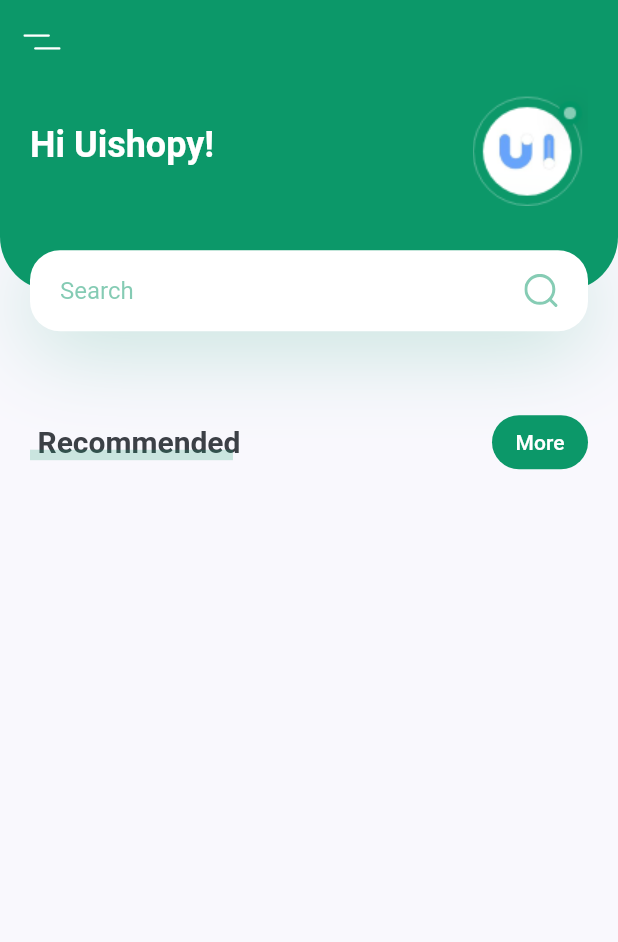
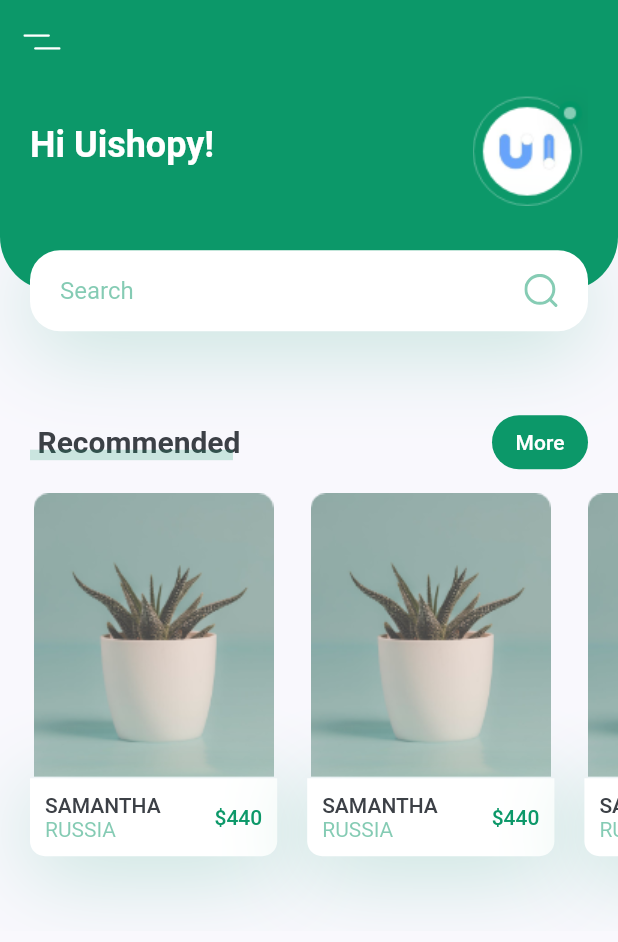
Before and after one commit to CrossLeaf/plant_flutter_app, a Flutter app: the screen it shows after launch, on a phone screen of 412 x 824 dp. Shown: the top 942 px of the screen. Run offline on Flutter 3.47's test engine with Material 2 defaults, Android fonts, the phone set to English and light mode, and no system bars; our stand-ins replace flutter_svg.

Commit message:
add: recommend plants

```diff
--- a/lib/screen/home/components/body.dart
+++ b/lib/screen/home/components/body.dart
@@ -1,6 +1,7 @@
 import 'package:flutter/material.dart';
 
 import 'header_with_searchbox.dart';
+import 'recommend_plants.dart';
 import 'title_with_more_btn.dart';
 
 class Body extends StatelessWidget {
@@ -15,6 +16,7 @@ class Body extends StatelessWidget {
         children: [
           HeaderWithSearchBox(size: size),
           TitleWithMoreBtn(title: "Recommended", press: () {}),
+          RecommendPlants(),
         ],
       ),
     );
--- /dev/null
+++ b/lib/screen/home/components/recommend_plants.dart
@@ -0,0 +1,121 @@
+import 'package:flutter/material.dart';
+
+import '../../../constants.dart';
+
+class RecommendPlants extends StatelessWidget {
+  const RecommendPlants({
+    Key key,
+  }) : super(key: key);
+
+  @override
+  Widget build(BuildContext context) {
+    return SingleChildScrollView(
+      scrollDirection:  Axis.horizontal,
+      child: Row(
+        children: [
+          RecommendPlantCard(
+            image: "assets/images/image_1.png",
+            title: "Samantha",
+            country: "Russia",
+            price: 440,
+            press: (){},
+          ),
+          RecommendPlantCard(
+            image: "assets/images/image_1.png",
+            title: "Samantha",
+            country: "Russia",
+            price: 440,
+            press: (){},
+          ),
+          RecommendPlantCard(
+            image: "assets/images/image_1.png",
+            title: "Samantha",
+            country: "Russia",
+            price: 440,
+            press: (){},
+          )
+        ],
+      ),
+    );
+  }
+}
+
+class RecommendPlantCard extends StatelessWidget {
+  const RecommendPlantCard({
+    Key key,
+    this.image,
+    this.title,
+    this.country,
+    this.price,
+    this.press,
+  }) : super(key: key);
+
+  final String image, title, country;
+  final int price;
+  final Function press;
+
+  @override
+  Widget build(BuildContext context) {
+    Size size = MediaQuery.of(context).size;
+    return Container(
+      margin: EdgeInsets.only(
+        left: kDefaultPadding,
+        top: kDefaultPadding / 2,
+        bottom: kDefaultPadding * 2.5,
+      ),
+      width: size.width * 0.4,
+      child: Column(
+        children: [
+          Image.asset(image),
+          GestureDetector(
+            onTap: press,
+            child: Container(
+              padding: EdgeInsets.all(kDefaultPadding / 2),
+              decoration: BoxDecoration(
+                color: Colors.white,
+                borderRadius: BorderRadius.only(
+                  bottomRight: Radius.circular(10),
+                  bottomLeft: Radius.circular(10),
+                ),
+                boxShadow: [
+                  BoxShadow(
+                    offset: Offset(0, 10),
+                    blurRadius: 50,
+                    color: kPrimaryColor.withOpacity(0.23),
+                  ),
+                ],
+              ),
+              child: Row(
+                children: [
+                  RichText(
+                    text: TextSpan(
+                      children: [
+                        TextSpan(
+                          text: "$title\n".toUpperCase(),
+                          style: Theme.of(context).textTheme.button,
+                        ),
+                        TextSpan(
+                          text: "$country".toUpperCase(),
+                          style: TextStyle(
+                            color: kPrimaryColor.withOpacity(0.5),
+                          ),
+                        )
+                      ],
+                    ),
+                  ),
+                  Spacer(),
+                  Text(
+                    "\$$price",
+                    style: Theme.of(context).textTheme.button.copyWith(
+                      color: kPrimaryColor,
+                    ),
+                  ),
+                ],
+              ),
+            ),
+          ),
+        ],
+      ),
+    );
+  }
+}
```
